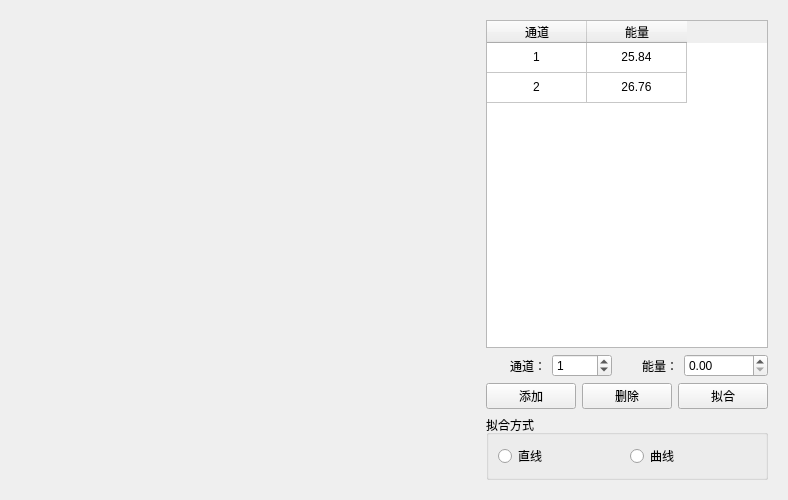
Above: energycalibrationform.ui from MrXiaomao/Cu_Activation before the change. Below: the same form after it.
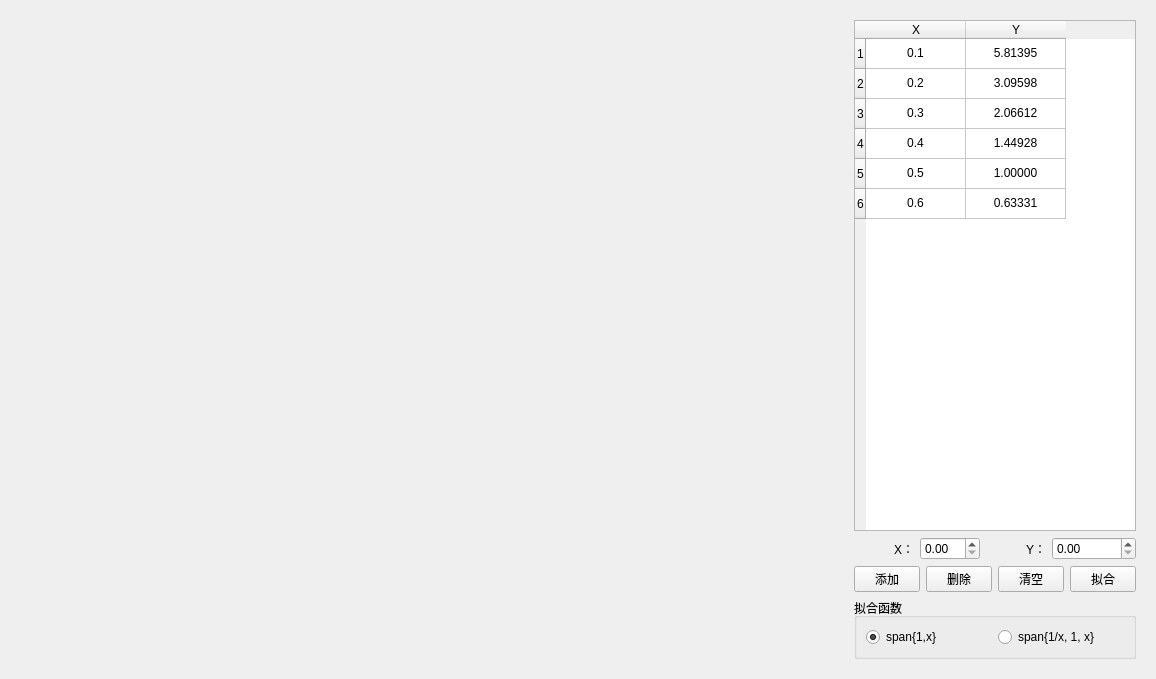
That is the form after the change.

Commit message: # 解决停止测量，曲线仍然在更新的问题

```diff
--- a/energycalibrationform.ui
+++ b/energycalibrationform.ui
@@ -6,22 +6,10 @@
    <rect>
     <x>0</x>
     <y>0</y>
-    <width>788</width>
-    <height>500</height>
+    <width>1156</width>
+    <height>679</height>
    </rect>
   </property>
-  <property name="minimumSize">
-   <size>
-    <width>0</width>
-    <height>500</height>
-   </size>
-  </property>
-  <property name="maximumSize">
-   <size>
-    <width>16777215</width>
-    <height>500</height>
-   </size>
-  </property>
   <property name="windowTitle">
    <string>能量刻度</string>
   </property>
@@ -77,7 +65,7 @@
       <item>
        <widget class="QTableWidget" name="tableWidget">
         <attribute name="verticalHeaderVisible">
-         <bool>false</bool>
+         <bool>true</bool>
         </attribute>
         <row>
          <property name="text">
@@ -89,19 +77,39 @@
           <string>2</string>
          </property>
         </row>
+        <row>
+         <property name="text">
+          <string>3</string>
+         </property>
+        </row>
+        <row>
+         <property name="text">
+          <string>4</string>
+         </property>
+        </row>
+        <row>
+         <property name="text">
+          <string>5</string>
+         </property>
+        </row>
+        <row>
+         <property name="text">
+          <string>6</string>
+         </property>
+        </row>
         <column>
          <property name="text">
-          <string>通道</string>
+          <string>X</string>
          </property>
         </column>
         <column>
          <property name="text">
-          <string>能量</string>
+          <string>Y</string>
          </property>
         </column>
         <item row="0" column="0">
          <property name="text">
-          <string>1</string>
+          <string>0.1</string>
          </property>
          <property name="textAlignment">
           <set>AlignCenter</set>
@@ -109,7 +117,7 @@
         </item>
         <item row="0" column="1">
          <property name="text">
-          <string>25.84</string>
+          <string>5.81395</string>
          </property>
          <property name="textAlignment">
           <set>AlignCenter</set>
@@ -117,7 +125,7 @@
         </item>
         <item row="1" column="0">
          <property name="text">
-          <string>2</string>
+          <string>0.2</string>
          </property>
          <property name="textAlignment">
           <set>AlignCenter</set>
@@ -125,7 +133,71 @@
         </item>
         <item row="1" column="1">
          <property name="text">
-          <string>26.76</string>
+          <string>3.09598</string>
+         </property>
+         <property name="textAlignment">
+          <set>AlignCenter</set>
+         </property>
+        </item>
+        <item row="2" column="0">
+         <property name="text">
+          <string>0.3</string>
+         </property>
+         <property name="textAlignment">
+          <set>AlignCenter</set>
+         </property>
+        </item>
+        <item row="2" column="1">
+         <property name="text">
+          <string>2.06612</string>
+         </property>
+         <property name="textAlignment">
+          <set>AlignCenter</set>
+         </property>
+        </item>
+        <item row="3" column="0">
+         <property name="text">
+          <string>0.4</string>
+         </property>
+         <property name="textAlignment">
+          <set>AlignCenter</set>
+         </property>
+        </item>
+        <item row="3" column="1">
+         <property name="text">
+          <string>1.44928</string>
+         </property>
+         <property name="textAlignment">
+          <set>AlignCenter</set>
+         </property>
+        </item>
+        <item row="4" column="0">
+         <property name="text">
+          <string>0.5</string>
+         </property>
+         <property name="textAlignment">
+          <set>AlignCenter</set>
+         </property>
+        </item>
+        <item row="4" column="1">
+         <property name="text">
+          <string>1.00000</string>
+         </property>
+         <property name="textAlignment">
+          <set>AlignCenter</set>
+         </property>
+        </item>
+        <item row="5" column="0">
+         <property name="text">
+          <string>0.6</string>
+         </property>
+         <property name="textAlignment">
+          <set>AlignCenter</set>
+         </property>
+        </item>
+        <item row="5" column="1">
+         <property name="text">
+          <string>0.63331</string>
          </property>
          <property name="textAlignment">
           <set>AlignCenter</set>
@@ -138,7 +210,7 @@
         <item>
          <widget class="QLabel" name="label">
           <property name="text">
-           <string>通道：</string>
+           <string>X：</string>
           </property>
           <property name="alignment">
            <set>Qt::AlignRight|Qt::AlignTrailing|Qt::AlignVCenter</set>
@@ -146,19 +218,12 @@
          </widget>
         </item>
         <item>
-         <widget class="QSpinBox" name="spinBox_ch">
-          <property name="maximum">
-           <number>9999</number>
-          </property>
-          <property name="value">
-           <number>1</number>
-          </property>
-         </widget>
+         <widget class="QDoubleSpinBox" name="doubleSpinBox_x"/>
         </item>
         <item>
          <widget class="QLabel" name="label_2">
           <property name="text">
-           <string>能量：</string>
+           <string>Y：</string>
           </property>
           <property name="alignment">
            <set>Qt::AlignRight|Qt::AlignTrailing|Qt::AlignVCenter</set>
@@ -193,6 +258,13 @@
           </property>
          </widget>
         </item>
+        <item>
+         <widget class="QPushButton" name="pushButton_clear">
+          <property name="text">
+           <string>清空</string>
+          </property>
+         </widget>
+        </item>
         <item>
          <widget class="QPushButton" name="pushButton_2">
           <property name="text">
@@ -205,20 +277,23 @@
       <item>
        <widget class="QGroupBox" name="groupBox">
         <property name="title">
-         <string>拟合方式</string>
+         <string>拟合函数</string>
         </property>
         <layout class="QGridLayout" name="gridLayout">
          <item row="0" column="0">
           <widget class="QRadioButton" name="radioButton">
            <property name="text">
-            <string>直线</string>
+            <string>span{1,x}</string>
+           </property>
+           <property name="checked">
+            <bool>true</bool>
            </property>
           </widget>
          </item>
          <item row="0" column="1">
           <widget class="QRadioButton" name="radioButton_2">
            <property name="text">
-            <string>曲线</string>
+            <string>span{1/x, 1, x}</string>
            </property>
           </widget>
          </item>
```
Left out of the diff: 2 changed lines with no effect on the pictures. The commit also changes 21 other files.
